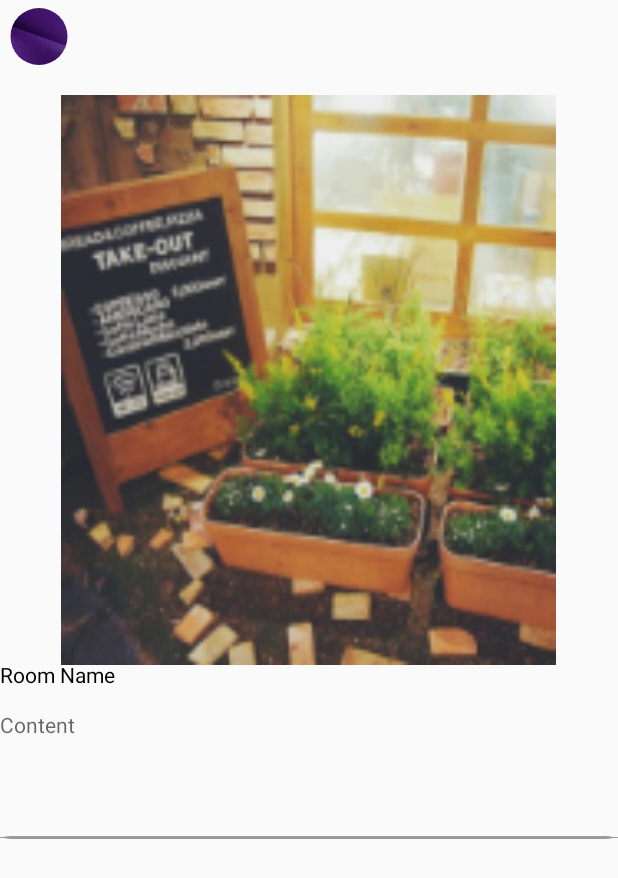
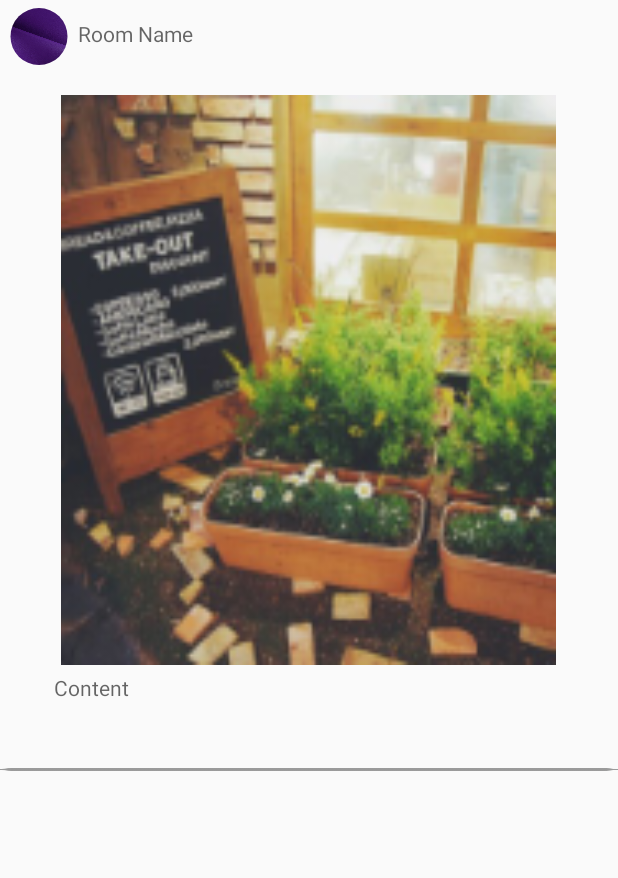
Before and after one commit to ChoeJaeyoung/Lovss-android-app-Project, an Android app: the layout home_adapter.xml on its own in the app's theme, with its tools: preview values and no code run, on a phone screen of 412 x 824 dp. Shown: the top 878 px of the screen. Run offline under Robolectric (Android 15) with nearby library versions, the phone set to English and light mode, and no system bars.

Commit message:
home commit

```diff
--- a/app/src/main/java/kr/co/ezenac/cjy/teamproject/LoginActivity.java
+++ b/app/src/main/java/kr/co/ezenac/cjy/teamproject/LoginActivity.java
@@ -81,7 +81,7 @@ public class LoginActivity extends AppCompatActivity {
         if (member.getId() == -1){
             alertDialog.show();
         } else {
-            Intent intent = new Intent(LoginActivity.this, MainActivity.class);
+            Intent intent = new Intent(LoginActivity.this, HomeActivity.class);
             LoginInfo.getInstance().setMember(member);
             startActivity(intent);
         }
--- a/app/src/main/java/kr/co/ezenac/cjy/teamproject/retrofit/RetrofitRequest.java
+++ b/app/src/main/java/kr/co/ezenac/cjy/teamproject/retrofit/RetrofitRequest.java
@@ -49,4 +49,5 @@ public interface RetrofitRequest {
 
     @GET("call_main")
     Call<ArrayList<Img>> callMain(@Query("id") Integer member_id);
+
 }
--- a/app/src/main/res/layout/activity_home.xml
+++ b/app/src/main/res/layout/activity_home.xml
@@ -8,6 +8,7 @@
     android:orientation="vertical">
 
     <RelativeLayout
+        android:id="@+id/home_top"
         android:layout_width="match_parent"
         android:layout_height="48dp"
         android:background="@color/ultraViolet">
@@ -32,7 +33,7 @@
         android:layout_width="match_parent"
         android:layout_height="match_parent"
         android:numColumns="1"
-        android:layout_below="@+id/linear_detail_topBar">
+        android:layout_below="@+id/home_top">
 
     </GridView>
 
--- a/app/src/main/res/layout/home_adapter.xml
+++ b/app/src/main/res/layout/home_adapter.xml
@@ -10,44 +10,43 @@
         android:paddingTop="5dp">
 
         <de.hdodenhof.circleimageview.CircleImageView xmlns:app="http://schemas.android.com/apk/res-auto"
-            android:id="@+id/profile_image"
+            android:id="@+id/img_roomImg"
             android:layout_width="41dp"
             android:layout_height="38dp"
             android:layout_marginLeft="5dp"
             android:src="@drawable/jc_ultraviolet2"
             app:civ_border_color="#FF000000" />
 
+        <TextView
+            android:id="@+id/text_roomName"
+            android:layout_width="match_parent"
+            android:layout_height="28dp"
+            android:layout_gravity="center"
+            android:hint="Room Name"
+            android:textColor="#000000"
+            android:layout_marginLeft="5dp"/>
     </LinearLayout>
     <RelativeLayout
         android:layout_width="match_parent"
-        android:layout_height="420dp">
-
+        android:layout_height="460dp">
         <ImageView
-            android:id="@+id/img_detailAdapter"
+            android:id="@+id/img_homeAdapter"
             android:layout_width="330dp"
             android:layout_height="380dp"
             android:layout_alignParentTop="true"
             android:layout_centerHorizontal="true"
             android:background="@drawable/daily_cover"
             android:layout_marginTop="15dp"/>
+        <TextView
+            android:id="@+id/text_homeAdapter"
+            android:layout_width="340dp"
+            android:layout_height="60dp"
+            android:layout_marginTop="5dp"
+            android:hint="Content"
+            android:layout_centerHorizontal="true"
+            android:layout_below="@id/img_homeAdapter"/>
+    </RelativeLayout>
 
-        <TextView
-            android:layout_width="match_parent"
-            android:layout_height="28dp"
-            android:layout_alignParentBottom="true"
-            android:layout_alignParentEnd="true"
-            android:layout_gravity="center"
-            android:text="Room Name"
-            android:textColor="#000000" />
-    </RelativeLayout>
-    <TextView
-        android:id="@+id/text_detailAdapter"
-        android:layout_width="340dp"
-        android:layout_height="80dp"
-        android:layout_alignParentTop="true"
-        android:layout_centerHorizontal="true"
-        android:layout_marginTop="5dp"
-        android:hint="Content" />
     <ImageView
         android:layout_width="match_parent"
         android:layout_height="10dp"
```
Also changed, not shown: app/src/main/java/kr/co/ezenac/cjy/teamproject/HomeActivity.java (+33 -0 lines), app/src/main/java/kr/co/ezenac/cjy/teamproject/adapter/Home_adapter.java (added, +78 -0 lines).
